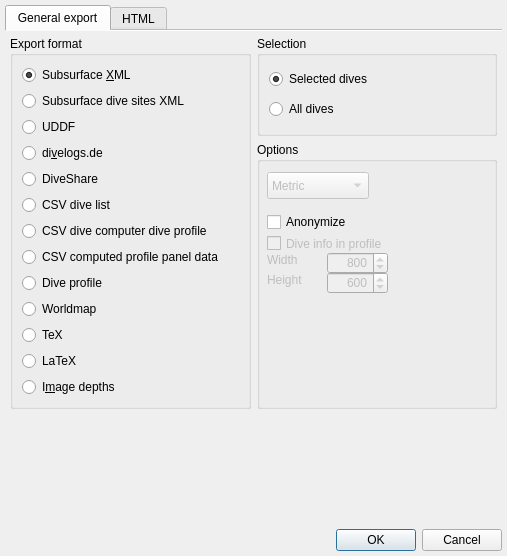
Before: the Qt Designer form desktop-widgets/divelogexportdialog.ui in subsurface/subsurface, drawn with Qt 5.
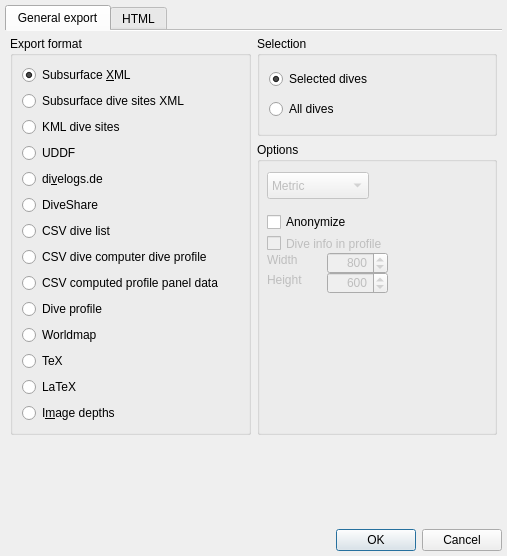
After: the same form once the commit is applied. Icons and pictures are not drawn.

Commit message:
Export: Streamline XML Based Exports
Convert the 'Subsurface Dive Sites' export to using a canonical 'SSRF'
export and then convert to dive sites.
Add KML export.

Alternative to #4630.

```diff
--- a/desktop-widgets/divelogexportdialog.ui
+++ b/desktop-widgets/divelogexportdialog.ui
@@ -319,6 +319,16 @@
             </attribute>
            </widget>
           </item>
+          <item>
+           <widget class="QRadioButton" name="exportKML">
+            <property name="text">
+             <string>KML dive sites</string>
+            </property>
+            <attribute name="buttonGroup">
+             <string notr="true">exportGroup</string>
+            </attribute>
+           </widget>
+          </item>
           <item>
            <widget class="QRadioButton" name="exportUDDF">
             <property name="maximumSize">
```
Left out of the diff: 16 changed lines with no effect on the pictures. The commit also changes 12 other files.
